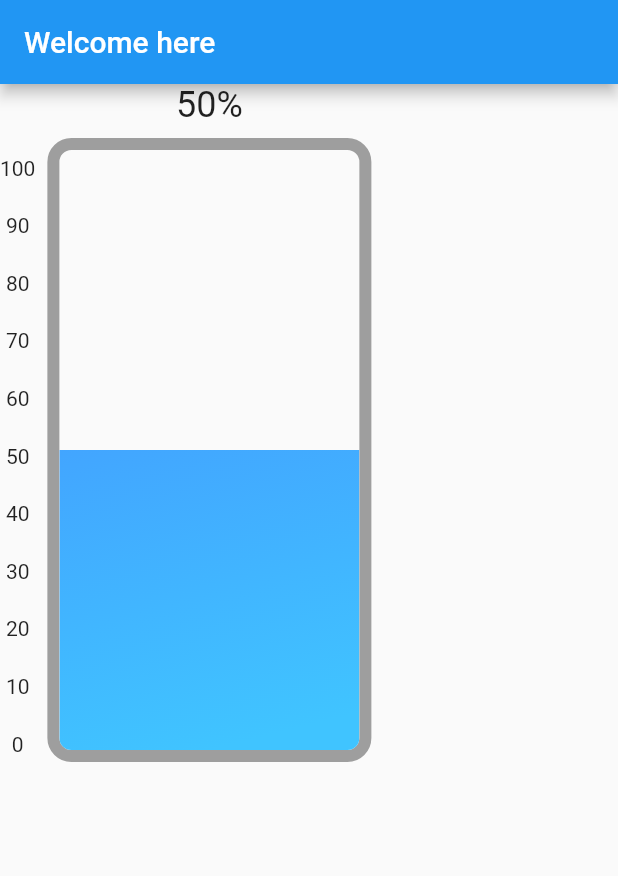
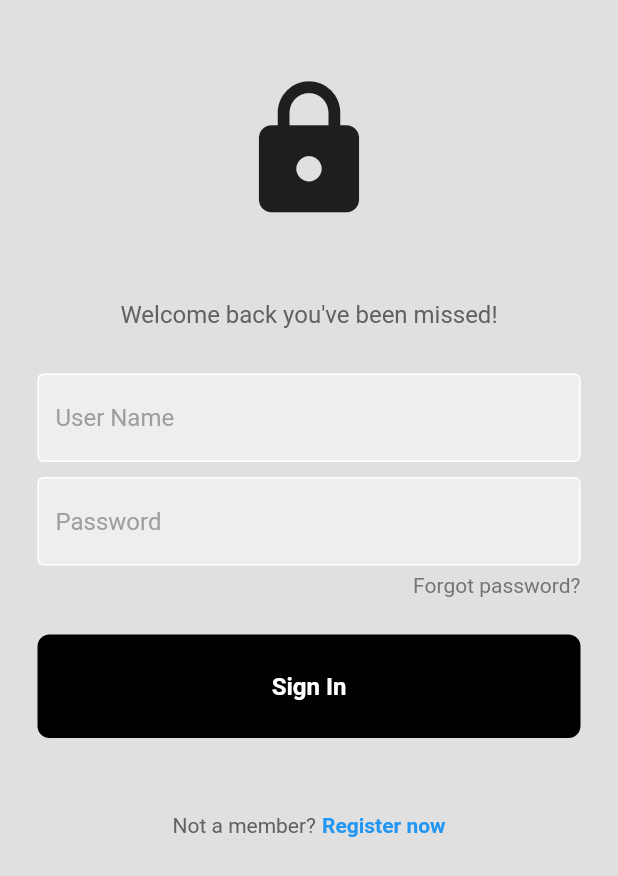
Before and after one commit to baziz-meriem/waterMonitor, a Flutter app: the screen it shows after launch, on a phone screen of 412 x 824 dp. Shown: the top 876 px of the screen. Run offline on Flutter 3.47's test engine with Material 2 defaults, Android fonts, the light colour scheme and no system bars; our stand-ins replace firebase_core, firebase_database; accounts and stored records are empty.

Commit message:
ADD login UI

```diff
--- /dev/null
+++ b/lib/components/My_button.dart
@@ -0,0 +1,33 @@
+import 'package:flutter/material.dart';
+
+class MyButton extends StatelessWidget {
+
+  final Function()? onTap;
+
+  const MyButton({super.key,required this.onTap}) ;
+
+  @override
+  Widget build(BuildContext context) {
+    return GestureDetector(
+      onTap: onTap,
+      child: Container(
+        padding:const EdgeInsets.all(25),
+        margin: const EdgeInsets.symmetric(horizontal: 25),
+        decoration: BoxDecoration(
+          color:Colors.black,
+          borderRadius: BorderRadius.circular(8),
+        ),
+        child: const Center(
+          child: Text(
+            "Sign In",
+            style:TextStyle(
+              color:Colors.white,
+              fontWeight: FontWeight.bold,
+              fontSize:16,
+            )
+          )
+        )
+      ),
+    );
+  }
+}
--- /dev/null
+++ b/lib/components/TextField.dart
@@ -0,0 +1,37 @@
+import 'package:flutter/material.dart';
+class MyTextField extends StatelessWidget {
+  final controller;
+  final String hintText;
+  final bool obscureText;
+
+  const MyTextField({
+    super.key,
+    required this.controller,
+    required this.hintText,
+    required this.obscureText,
+  }) ;
+
+  @override
+  Widget build(BuildContext context) {
+    return Padding(
+      padding: const EdgeInsets.symmetric(horizontal: 25.0,vertical: 5.0),
+      child: TextField(
+        controller: controller,
+          obscureText: obscureText,
+          decoration:InputDecoration(
+            enabledBorder:const OutlineInputBorder(
+              borderSide:BorderSide(color:Colors.white),
+            ),
+            focusedBorder:OutlineInputBorder(
+              borderSide:BorderSide(color:Colors.grey.shade400),
+            ),
+            fillColor: Colors.grey.shade200,
+            filled: true,
+            hintText:hintText,
+            hintStyle:TextStyle(color:Colors.grey[500])
+
+          ),
+      ),
+    );
+  }
+}
--- a/lib/main.dart
+++ b/lib/main.dart
@@ -1,6 +1,7 @@
 import 'package:firebase_core/firebase_core.dart';
 import 'package:flutter/material.dart';
 import 'package:firebase_database/firebase_database.dart';
+import 'package:flutterprojects/pages/login_page.dart';
 
 import 'custom_slider.dart';
 
@@ -13,6 +14,7 @@
 }
 
 class MyApp extends StatefulWidget {
+
   const MyApp({super.key});
   @override
   State<MyApp> createState()=> _MyAppState();
@@ -21,7 +23,7 @@
   @override
   Widget build(BuildContext context) {
     return Scaffold(
-      body:CustomSlider()
+      body:LoginPage(),
     );
   }
 
--- /dev/null
+++ b/lib/pages/login_page.dart
@@ -0,0 +1,76 @@
+import 'package:flutter/material.dart';
+import 'package:flutterprojects/components/My_button.dart';
+
+import '../components/TextField.dart';
+
+class LoginPage extends StatelessWidget {
+  LoginPage({super.key});
+  final usernameController = TextEditingController();
+  final passwordController = TextEditingController();
+
+  void signUserIn(){}
+
+  @override
+  Widget build(BuildContext context) {
+    return Scaffold(
+      backgroundColor: Colors.grey[300],
+      body: Center(
+        child: SafeArea(
+          child: Column(
+              children: [
+                 const SizedBox(height: 50,),
+                 const Icon(
+                  Icons.lock,
+                  size:100,),
+               const SizedBox(height: 50,),
+                Text('Welcome back you\'ve been missed!',
+                style:TextStyle(color:Colors.grey[700],
+                  fontSize:16,
+                ),
+                ),
+                const SizedBox(height:25),
+                MyTextField(
+                  controller: usernameController,
+                  hintText: 'User Name',
+                  obscureText: false,
+                ),
+                MyTextField(
+                  controller: passwordController,
+                  hintText: 'Password',
+                  obscureText: true,
+                ),
+                Padding(
+                  padding: const EdgeInsets.symmetric(horizontal: 25.0),
+                  child: Row(
+                    mainAxisAlignment: MainAxisAlignment.end,
+                    children: [
+                      Text(
+                        'Forgot password?',
+                        style:TextStyle(color:Colors.grey[600]),
+                      ),
+                    ],
+                  ),
+                ),
+                const SizedBox(height: 25),
+                MyButton(
+                    onTap: signUserIn),
+                const SizedBox(height: 50,),
+               Row(
+                 mainAxisAlignment: MainAxisAlignment.center,
+                 children: [
+                   Text('Not a member?', style:TextStyle(color:Colors.grey[700])),
+                   const SizedBox(width:4),
+                   Text(
+                     'Register now',
+                     style:TextStyle(
+                       color:Colors.blue, fontWeight:FontWeight .bold
+                     ),
+                   )
+                 ],
+               )
+                ]),
+        ),
+      ),
+    );
+  }
+}
```
